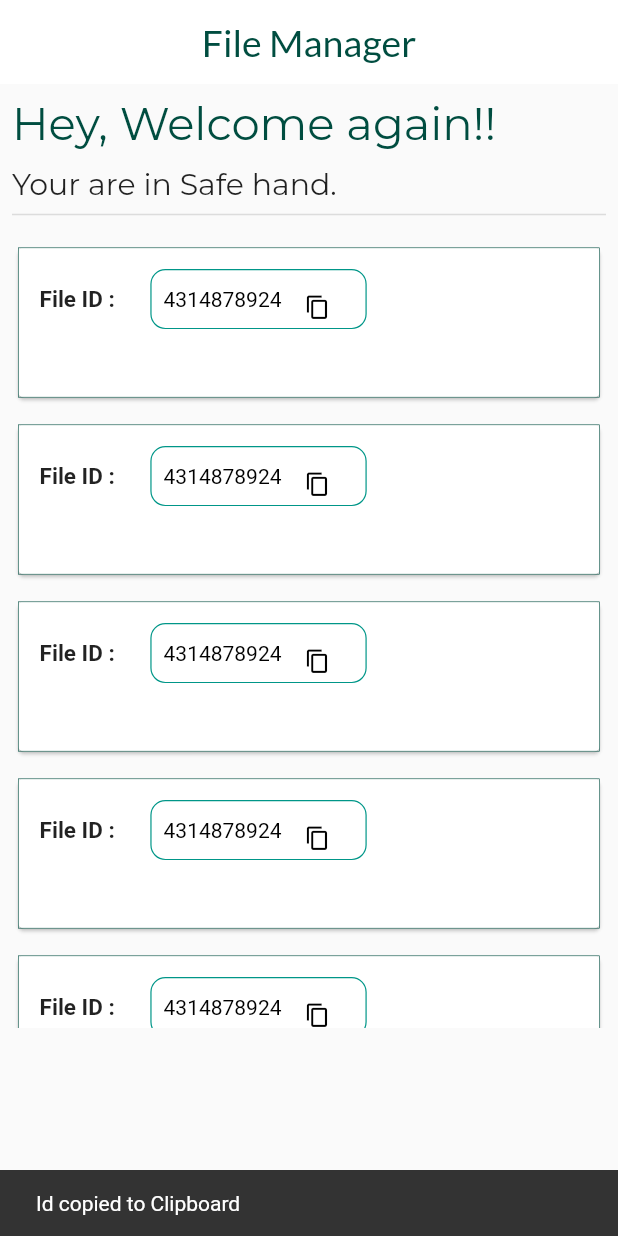
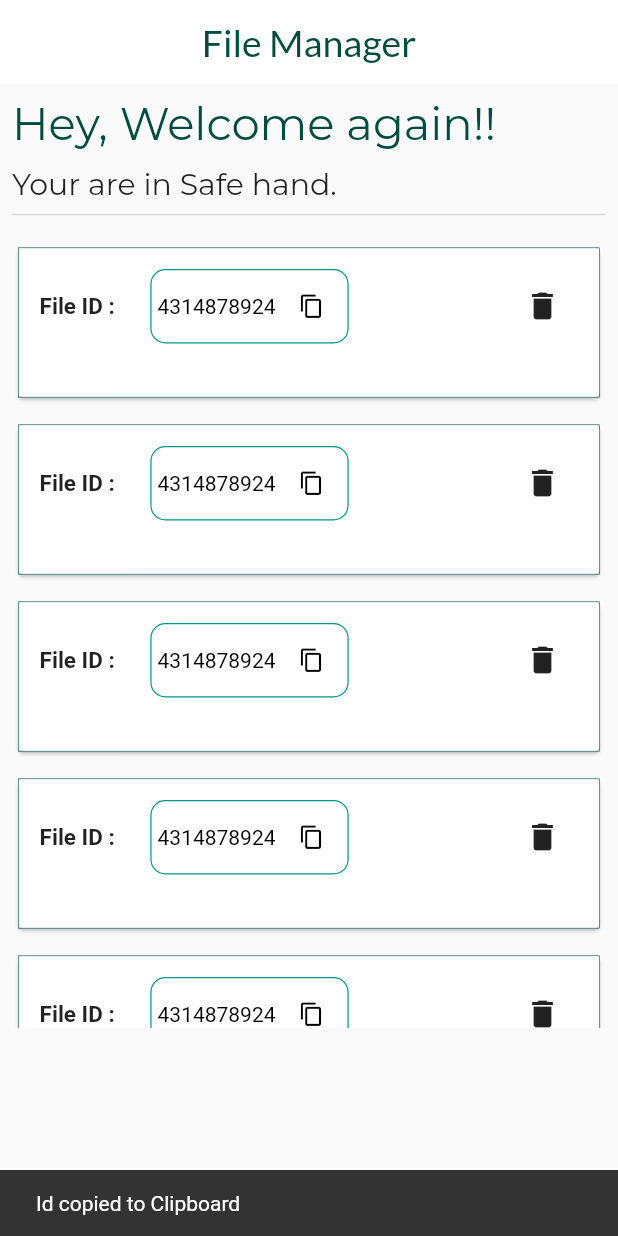
Before and after one commit to SiddhantJaiswal-0125/EncryptU, a Flutter app: the FilesScreen screen opened by its route, after a tap on the "content copy" icon, on a phone screen of 412 x 824 dp. Run offline on Flutter 3.47's test engine with Material 2 defaults, Android fonts, the light colour scheme and no system bars; our stand-ins replace cloud_firestore, curved_navigation_bar, file_picker, firebase_auth, firebase_core, firebase_storage and 3 more; accounts and stored records are empty; Roboto replaces fonts that are missing (Abel).

Commit message:
File Manager

```diff
--- a/lib/Screens/files_screen.dart
+++ b/lib/Screens/files_screen.dart
@@ -123,45 +123,13 @@ class _FilesScreenState extends State<FilesScreen> {
                     SizedBox(
                       width: 20,
                     ),
+                    clip(fs),
+                    Spacer(),
                     Container(
-                      height: 40,
-                      padding: EdgeInsets.all(8),
-                      decoration: BoxDecoration(
-                        color: copied ? Colors.teal.shade900 : Colors.white,
-                        border: Border.all(color: Colors.teal, width: 0.8),
-                        borderRadius: BorderRadius.circular(10),
-                      ),
-                      child: Center(
-                        child: Row(
-                          children: [
-                            Text(
-                              "${fs.uniqueId}",
-                              style: GoogleFonts.abel(
-                                color: copied ? Colors.white : Colors.black,
-                              ),
-                            ),
-                            IconButton(
-                              icon: Icon(
-                                Icons.copy,
-                                color: copied ? Colors.white : Colors.black,
-                                size: 17,
-                              ),
-                              onPressed: () {
-                                Clipboard.setData(
-                                  ClipboardData(
-                                    text: fs.uniqueId.toString(),
-                                  ),
-                                );
-                                copied = true;
-                                setState(() {});
-                                final snak = SnackBar(
-                                    content: Text('Id copied to Clipboard'));
-                                ScaffoldMessenger.of(context)
-                                    .showSnackBar(snak);
-                              },
-                            ),
-                          ],
-                        ),
+                      decoration: BoxDecoration(shape: BoxShape.circle),
+                      child: IconButton(
+                        icon: Icon(Icons.delete),
+                        onPressed: () {},
                       ),
                     )
                   ],
@@ -176,4 +144,43 @@ class _FilesScreenState extends State<FilesScreen> {
       ],
     );
   }
+
+  Widget clip(FileStructure fs) {
+    return Container(
+      // height: 40,
+      padding: EdgeInsets.only(left: 4),
+      decoration: BoxDecoration(
+        color: Colors.white,
+        border: Border.all(color: Colors.teal, width: 0.8),
+        borderRadius: BorderRadius.circular(10),
+      ),
+      child: Row(
+        children: [
+          Text(
+            "${fs.uniqueId}",
+            style: GoogleFonts.abel(
+              color: Colors.black,
+            ),
+          ),
+          IconButton(
+            icon: Icon(
+              Icons.copy,
+              color: Colors.black,
+              size: 17,
+            ),
+            onPressed: () {
+              Clipboard.setData(
+                ClipboardData(
+                  text: fs.uniqueId.toString(),
+                ),
+              );
+
+              final snak = SnackBar(content: Text('Id copied to Clipboard'));
+              ScaffoldMessenger.of(context).showSnackBar(snak);
+            },
+          ),
+        ],
+      ),
+    );
+  }
 }
```
